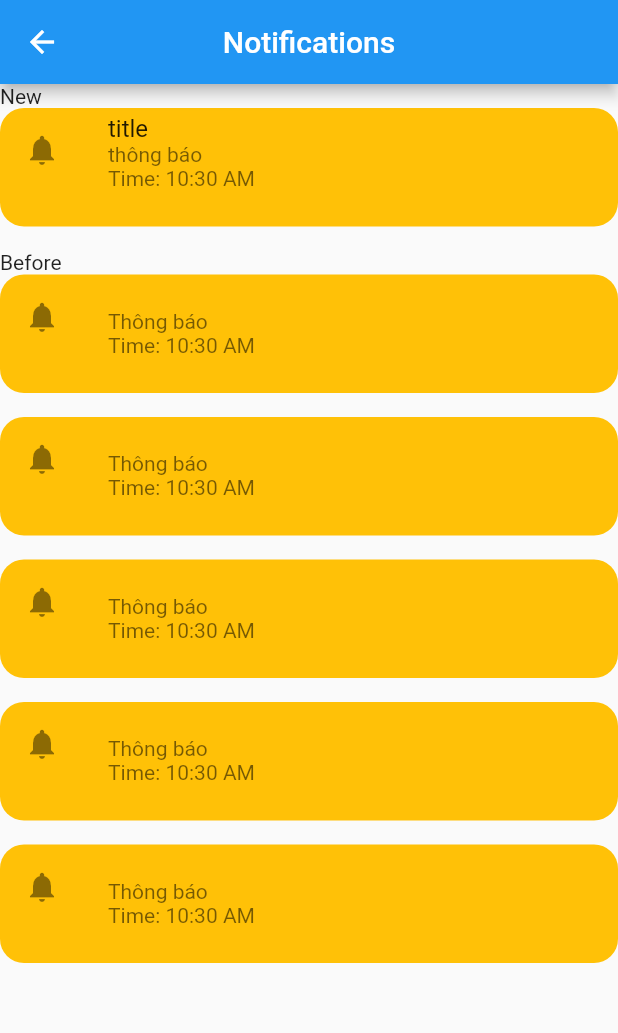
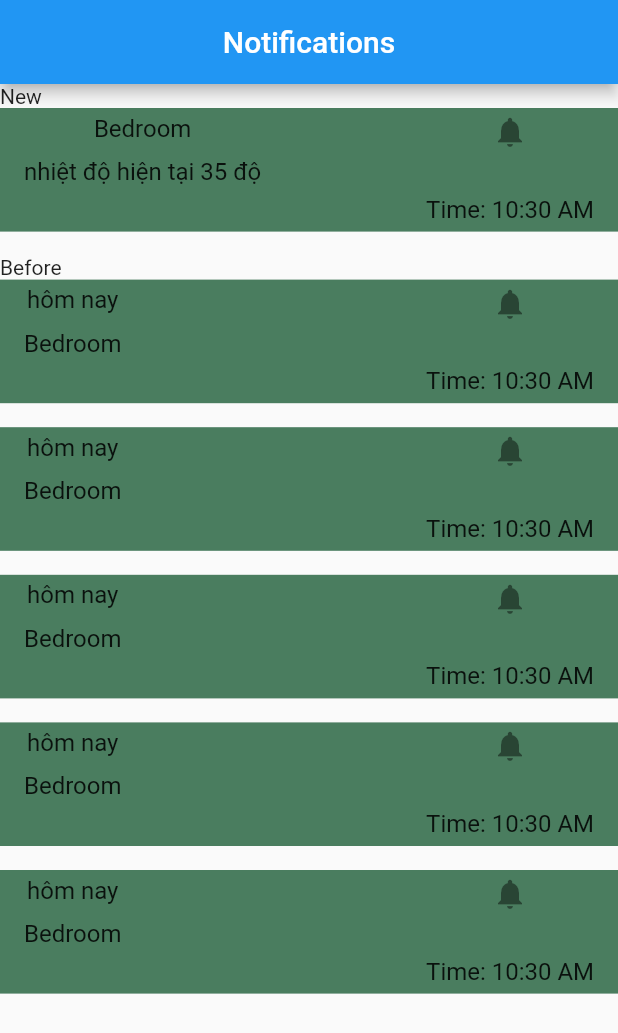
Before and after one commit to nguyenngocthach1403/House-Management-App, a Flutter app: the NotificationScreen screen opened directly, on a phone screen of 412 x 824 dp. Shown: the top 1033 px of the screen. Run offline on Flutter 3.47's test engine with Material 2 defaults, Android fonts, the light colour scheme and no system bars; our stand-ins replace shared_preferences; missing offline and left inert: dart:ffi; accounts and stored records are empty.

Commit message:
thay doi notifi cap nhat color

```diff
--- a/house_management_app/lib/main.dart
+++ b/house_management_app/lib/main.dart
@@ -19,7 +19,7 @@ class MyApp extends StatelessWidget {
       theme: ThemeData(
         primarySwatch: Colors.blue,
       ),
-      home: HomeScreen(),
+      home: NotificationScreen(),
     );
   }
 }
--- a/house_management_app/lib/views/notification.dart
+++ b/house_management_app/lib/views/notification.dart
@@ -1,36 +1,52 @@
 import 'package:flutter/material.dart';
 
-
 class NotificationItem extends StatelessWidget {
-  const NotificationItem(
-      {super.key,
+  const NotificationItem({
+    super.key,
     required this.iconData,
     required this.message,
     required this.title,
-      required this.time});
+    required this.time,
+  });
+
   final IconData iconData;
   final String title;
   final String message;
   final TimeOfDay time;
-//git
+
   @override
   Widget build(BuildContext context) {
     return Container(
+        height: MediaQuery.of(context).size.height / 10,
         margin: EdgeInsets.only(bottom: 16),
         decoration: BoxDecoration(
-                borderRadius: BorderRadius.circular(16), color: Colors.amber),
+          // borderRadius: BorderRadius.circular(16),
+          color: Color.fromARGB(228, 53, 110, 77),
+        ),
         child: ListTile(
-              leading: Icon(iconData),
-              title: Text(title),
-              subtitle: Column(
-                crossAxisAlignment: CrossAxisAlignment.start,
+          title: Row(
+            mainAxisAlignment: MainAxisAlignment.spaceBetween,
             children: [
-                  Text(message),
-                  Text("Time: ${time.format(context)}"),
-                  SizedBox(height: 20),
+              Column(
+                children: [
+                  Text(title),
+                  SizedBox(
+                    height: 10,
+                  ),
+                  Text(message)
                 ],
               ),
+              Column(
+                children: [
+                  Icon(iconData),
+                  SizedBox(
+                    height: 30,
                   ),
-          );
+                  Text("Time: ${time.format(context)}"),
+                ],
+              )
+            ],
+          ),
+        ));
   }
 }
--- a/house_management_app/lib/views/notificationColumn.dart
+++ b/house_management_app/lib/views/notificationColumn.dart
@@ -9,8 +9,8 @@ class NotificationColumn extends StatelessWidget {
       5,
       NotificationItem(
           iconData: Icons.notifications,
-          message: "Thông báo",
-          title: "",
+          message: "Bedroom",
+          title: "hôm nay",
           time: TimeOfDay.now()));
   @override
   Widget build(BuildContext context) {
--- a/house_management_app/lib/views/notification_page.dart
+++ b/house_management_app/lib/views/notification_page.dart
@@ -22,20 +22,17 @@ class _NotificationScreenState extends State<NotificationScreen> {
           title: Text("Notifications"),
           centerTitle: true,
         ),
-        body:
-
-            ListView(
+        body: ListView(
           children: [
             Text("New"),
             NotificationItem(
                 iconData: Icons.notifications,
-                message: "thông báo",
-                title: "title",
+                message: "nhiệt độ hiện tại 35 độ",
+                title: "Bedroom",
                 time: TimeOfDay.now()),
-                Text("Before"),
-                NotificationColumn()
+            Text("Before"),
+            NotificationColumn()
           ],
-        )
-        );
+        ));
   }
 }
```
Lines whose indentation alone changed are shown as unchanged.
